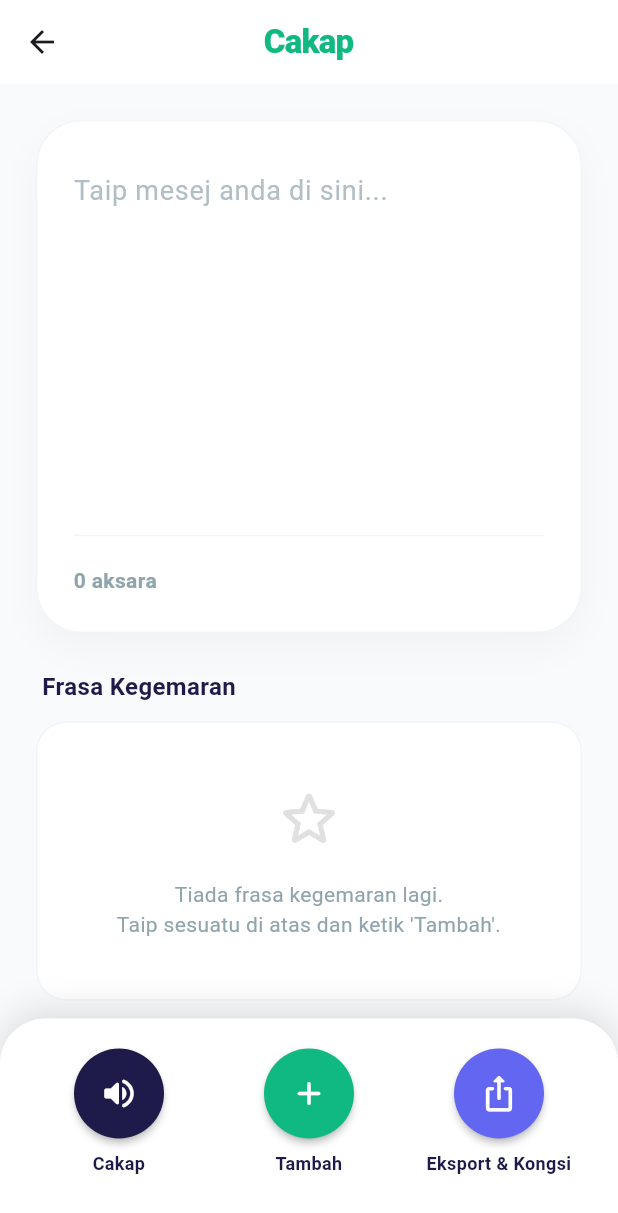
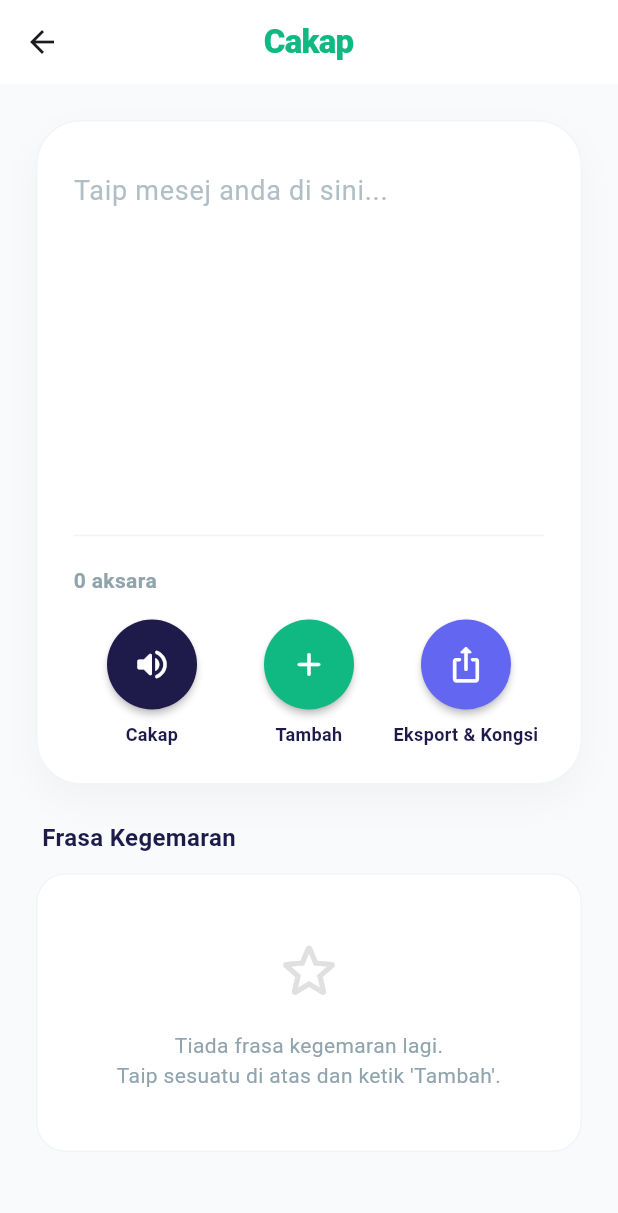
Before and after one commit to junh-cryp/fyp-handgesture, a Flutter app: the SpeakScreen screen opened directly, on a phone screen of 412 x 824 dp. Shown: the top 1213 px of the screen. Run offline on Flutter 3.47's test engine with Material 3 defaults, Android fonts, the phone set to English and light mode, and no system bars; our stand-ins replace camera, flutter_tts, permission_handler, share_plus; missing offline and left inert: google_mlkit_pose_detection, hand_landmarker, model_viewer_plus.

Commit message:
new 3d avatar and speak function add

```diff
--- a/lib/logic/gesture_logic.dart
+++ b/lib/logic/gesture_logic.dart
@@ -477,7 +477,7 @@
         }
         addSingle("SANA", [
           state.isIndexUp, !state.isThumbUp, !state.isMiddleUp, !state.isRingUp, !state.isPinkyUp,
-          (state.indexVertical || state.indexHorizontal),
+          (state.indexHorizontal),
         ], [
           aboveShoulder
         ]);
--- a/lib/screens/avatar_test_screen.dart
+++ b/lib/screens/avatar_test_screen.dart
@@ -18,6 +18,12 @@
     {"label": "BAGUS", "animation": "BAGUS", "path": "assets/timmy_bagus.glb"},
     {"label": "AMAN", "animation": "AMAN", "path": "assets/timmy_aman.glb"},
     {"label": "HAI", "animation": "HAI", "path": "assets/timmy_hai.glb"},
+    {"label": "SANA", "animation": "SANA", "path": "assets/timmy_sana.glb"},
+    {"label": "ANDA", "animation": "ANDA", "path": "assets/timmy_anda.glb"},
+    {"label": "AWAK", "animation": "ANDA", "path": "assets/timmy_anda.glb"},
+    {"label": "DIAM", "animation": "DIAM", "path": "assets/timmy_diam.glb"},
+    {"label": "APA GUNANYA", "animation": "APA", "path": "assets/timmy_apa.glb"},
+    {"label": "FIKIR", "animation": "FIKIR", "path": "assets/timmy_fikir.glb"},
   ];
 
   void _switchModel(String path, String animationName) {
--- a/lib/screens/speak_screen.dart
+++ b/lib/screens/speak_screen.dart
@@ -338,14 +338,11 @@
             elevation: 0,
             centerTitle: true,
           ),
-          body: Column(
-            children: [
-              Expanded(
-                child: SingleChildScrollView(
-                  padding: const EdgeInsets.all(24.0),
-                  child: Column(
-                    crossAxisAlignment: CrossAxisAlignment.stretch,
-                    children: [
+          body: SingleChildScrollView(
+            padding: const EdgeInsets.all(24.0),
+            child: Column(
+              crossAxisAlignment: CrossAxisAlignment.stretch,
+              children: [
                       Container(
                         padding: const EdgeInsets.all(24),
                         decoration: BoxDecoration(
@@ -394,6 +391,40 @@
                                     onPressed: () => _textController.clear(),
                                     icon: const Icon(Icons.clear_all_rounded, color: Colors.redAccent),
                                   ),
+                              ],
+                            ),
+                            const SizedBox(height: 16),
+                            Row(
+                              mainAxisAlignment: MainAxisAlignment.spaceEvenly,
+                              crossAxisAlignment: CrossAxisAlignment.start,
+                              children: [
+                                Expanded(
+                                  child: _buildCircularButton(
+                                    icon: Icons.volume_up_rounded,
+                                    label: _ts.translate("speak_button"),
+                                    color: const Color(0xFF1E1B4B),
+                                    iconColor: Colors.white,
+                                    onPressed: _speak,
+                                  ),
+                                ),
+                                Expanded(
+                                  child: _buildCircularButton(
+                                    icon: Icons.add_rounded,
+                                    label: _ts.currentLanguage.value == AppLanguage.bm ? "Tambah" : "Add",
+                                    color: const Color(0xFF10B981),
+                                    iconColor: Colors.white,
+                                    onPressed: _addFavoriteSentence,
+                                  ),
+                                ),
+                                Expanded(
+                                  child: _buildCircularButton(
+                                    icon: Icons.ios_share_rounded,
+                                    label: _ts.translate("export_share"),
+                                    color: const Color(0xFF6366F1),
+                                    iconColor: Colors.white,
+                                    onPressed: _showShareOptions,
+                                  ),
+                                ),
                               ],
                             ),
                           ],
@@ -486,54 +517,6 @@
                     ],
                   ),
                 ),
-              ),
-
-              // Bottom Action Bar
-              Container(
-                padding: const EdgeInsets.fromLTRB(16, 20, 16, 40),
-                decoration: const BoxDecoration(
-                  color: Colors.white,
-                  borderRadius: BorderRadius.vertical(top: Radius.circular(30)),
-                  boxShadow: [
-                    BoxShadow(color: Colors.black12, blurRadius: 20, offset: Offset(0, -5)),
-                  ],
-                ),
-                child: Row(
-                  mainAxisAlignment: MainAxisAlignment.spaceEvenly,
-                  crossAxisAlignment: CrossAxisAlignment.start,
-                  children: [
-                    Expanded(
-                      child: _buildCircularButton(
-                        icon: Icons.volume_up_rounded,
-                        label: _ts.translate("speak_button"),
-                        color: const Color(0xFF1E1B4B),
-                        iconColor: Colors.white,
-                        onPressed: _speak,
-                      ),
-                    ),
-                    Expanded(
-                      child: _buildCircularButton(
-                        icon: Icons.add_rounded,
-                        label: _ts.currentLanguage.value == AppLanguage.bm ? "Tambah" : "Add",
-                        color: const Color(0xFF10B981),
-                        iconColor: Colors.white,
-                        onPressed: _addFavoriteSentence,
-                      ),
-                    ),
-                    Expanded(
-                      child: _buildCircularButton(
-                        icon: Icons.ios_share_rounded,
-                        label: _ts.translate("export_share"),
-                        color: const Color(0xFF6366F1),
-                        iconColor: Colors.white,
-                        onPressed: _showShareOptions,
-                      ),
-                    ),
-                  ],
-                ),
-              ),
-            ],
-          ),
         );
       },
     );
--- a/pubspec.yaml
+++ b/pubspec.yaml
@@ -39,6 +39,11 @@
     - assets/timmy_bagus.glb
     - assets/timmy_aman.glb
     - assets/timmy_hai.glb
+    - assets/timmy_sana.glb
+    - assets/timmy_anda.glb
+    - assets/timmy_diam.glb
+    - assets/timmy_apa.glb
+    - assets/timmy_fikir.glb
     - assets/gestures/
     - assets/record.png
     - assets/avatar.png
```
Also changed, not shown: 5 other files.
